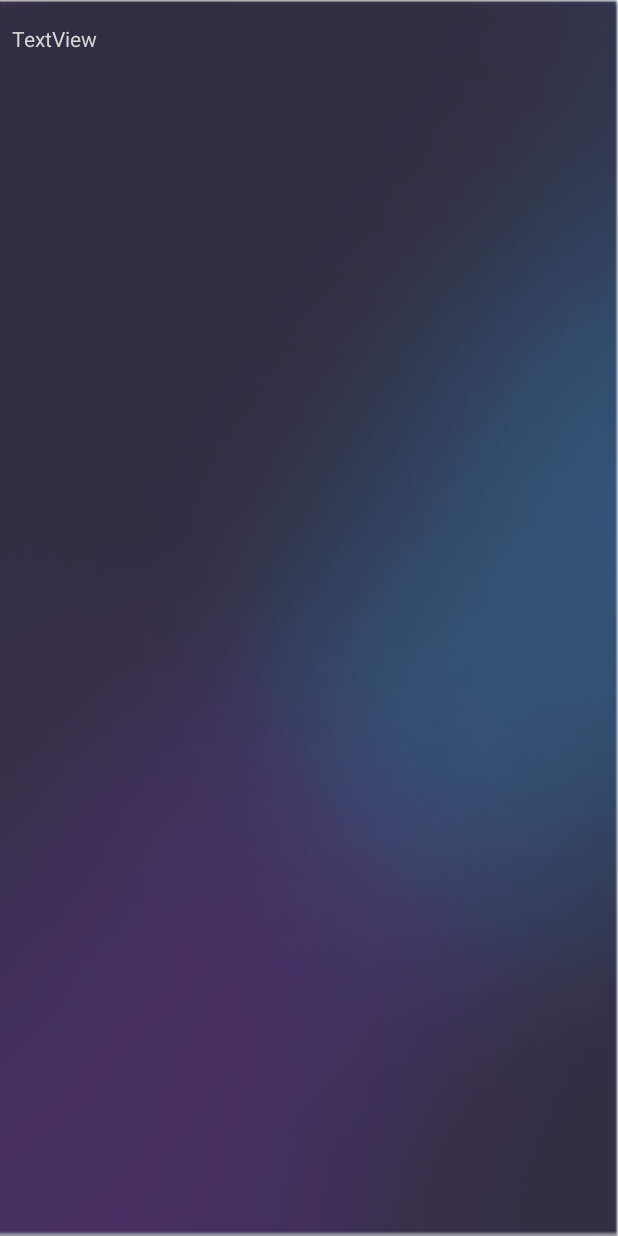
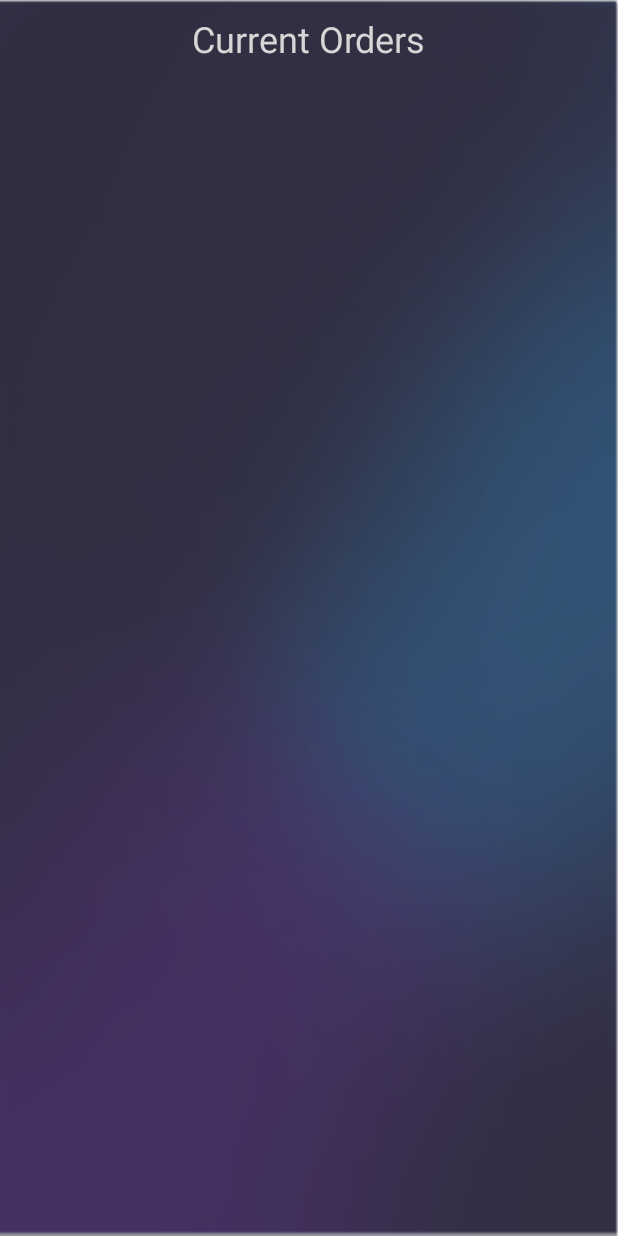
Before and after one commit to owenDevEirePersonal/PartyApp, an Android app: the DriverActivity screen opened directly, with no data from a screen before it, on a phone screen of 412 x 824 dp. Run offline under Robolectric (Android 15) with nearby library versions, the phone set to English and light mode, and no system bars.

```diff
--- /dev/null
+++ b/app/src/main/res/drawable/rounded_button.xml
@@ -0,0 +1,6 @@
+<?xml version="1.0" encoding="UTF-8"?>
+<shape xmlns:android="http://schemas.android.com/apk/res/android">
+    <solid android:color="#f24f4f"/>
+    <corners android:radius="8dip"/>
+    <padding android:left="5dip" android:top="5dip" android:right="5dip" android:bottom="5dip" />
+</shape>
--- a/app/src/main/res/layout/activity_driver.xml
+++ b/app/src/main/res/layout/activity_driver.xml
@@ -17,7 +17,26 @@
         android:layout_marginTop="16dp"
         android:text="TextView"
         android:textColor="@color/cast_expanded_controller_text_color"
+        android:visibility="invisible"
         map:layout_constraintHorizontal_bias="0.0"
+        map:layout_constraintLeft_toLeftOf="parent"
+        map:layout_constraintRight_toRightOf="parent"
+        map:layout_constraintTop_toTopOf="parent"/>
+
+    <TextView
+        android:id="@+id/headerText"
+        android:layout_width="wrap_content"
+        android:layout_height="wrap_content"
+        android:layout_marginBottom="8dp"
+        android:layout_marginLeft="8dp"
+        android:layout_marginRight="8dp"
+        android:layout_marginStart="8dp"
+        android:layout_marginTop="16dp"
+        android:text="Current Orders"
+        android:textColor="@color/cast_expanded_controller_text_color"
+        android:textSize="24sp"
+        map:layout_constraintBottom_toTopOf="@+id/scrollView"
+        map:layout_constraintHorizontal_bias="0.5"
         map:layout_constraintLeft_toLeftOf="parent"
         map:layout_constraintRight_toRightOf="parent"
         map:layout_constraintTop_toTopOf="parent"/>
--- a/app/src/main/res/layout/activity_main.xml
+++ b/app/src/main/res/layout/activity_main.xml
@@ -16,7 +16,7 @@
         android:layout_marginLeft="8dp"
         android:layout_marginRight="8dp"
         android:layout_marginTop="8dp"
-        android:background="@android:color/transparent"
+        android:background="@drawable/rounded_button"
         android:text="Patron"
         android:textColor="@color/cast_expanded_controller_text_color"
         map:layout_constraintBottom_toBottomOf="parent"
@@ -33,7 +33,7 @@
         android:layout_marginBottom="8dp"
         android:layout_marginLeft="16dp"
         android:layout_marginTop="8dp"
-        android:background="@android:color/transparent"
+        android:background="@drawable/rounded_button"
         android:text="Bartender"
         android:textColor="@color/cast_expanded_controller_text_color"
         map:layout_constraintBottom_toBottomOf="parent"
--- a/app/src/main/res/layout/activity_setup_patron.xml
+++ b/app/src/main/res/layout/activity_setup_patron.xml
@@ -14,7 +14,7 @@
         android:layout_height="wrap_content"
         android:layout_marginBottom="8dp"
         android:layout_marginLeft="8dp"
-        android:background="@android:color/transparent"
+        android:background="@drawable/rounded_button"
         android:text="Save Changes"
         android:textColor="@color/cast_expanded_controller_text_color"
         app:layout_constraintBottom_toBottomOf="parent"
@@ -28,7 +28,7 @@
         android:layout_marginLeft="8dp"
         android:layout_marginRight="8dp"
         android:layout_marginTop="8dp"
-        android:background="@android:color/transparent"
+        android:background="@drawable/rounded_button"
         android:text="Add Cash"
         android:textColor="@color/cast_expanded_controller_text_color"
         app:layout_constraintBottom_toBottomOf="@+id/balanceText"
@@ -45,7 +45,7 @@
         android:layout_height="wrap_content"
         android:layout_marginBottom="8dp"
         android:layout_marginRight="8dp"
-        android:background="@android:color/transparent"
+        android:background="@drawable/rounded_button"
         android:text="Cancel"
         android:textColor="@color/cast_expanded_controller_text_color"
         app:layout_constraintBottom_toBottomOf="parent"
```
Also changed, not shown: app/src/main/AndroidManifest.xml (+7 -3 lines), app/src/main/java/com/deveire/dev/partyapp/DriverActivity.java (+11 -0 lines), app/src/main/java/com/deveire/dev/partyapp/SetupPatronActivity.java (+18 -3 lines).
